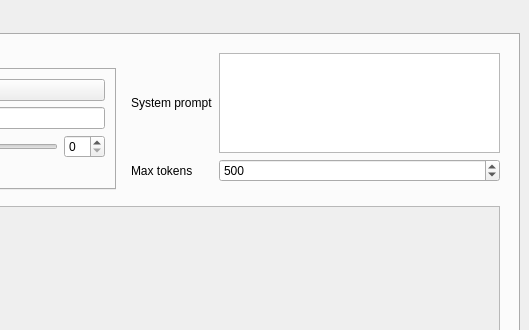
Before: the Qt Designer form AIOneQTWidgets/mainwindow.ui in Iemand005/Singularity, drawn with Qt 5; both pictures show x 291 to 820 and y 0 to 330 of the 820 by 1077 pixel window.
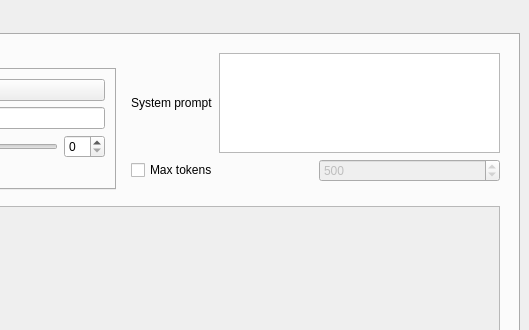
After: the same form once the commit is applied. Custom widgets are drawn as their Qt base class.

Commit message: chekcbox for max tokens

Diff of the .ui file:
```diff
--- a/AIOneQTWidgets/mainwindow.ui
+++ b/AIOneQTWidgets/mainwindow.ui
@@ -178,15 +178,23 @@
                </property>
               </widget>
              </item>
-             <item row="3" column="0">
-              <widget class="QLabel" name="label_3">
+              <item row="3" column="0" colspan="2">
+               <layout class="QHBoxLayout" name="maxTokensLayout">
+                <item>
+                 <widget class="QCheckBox" name="maxTokensCheck">
                <property name="text">
                 <string>Max tokens</string>
                </property>
-              </widget>
-             </item>
-             <item row="3" column="1">
+                  <property name="checked">
+                   <bool>false</bool>
+                  </property>
+                 </widget>
+                </item>
+                <item>
               <widget class="QSpinBox" name="maxTokensInput">
+                  <property name="enabled">
+                   <bool>false</bool>
+                  </property>
                <property name="minimum">
                 <number>1</number>
                </property>
@@ -197,6 +205,8 @@
                 <number>500</number>
                </property>
               </widget>
+                </item>
+               </layout>
              </item>
             </layout>
            </widget>
```
Lines whose indentation alone changed are shown as unchanged. The commit also changes 1 other file.
